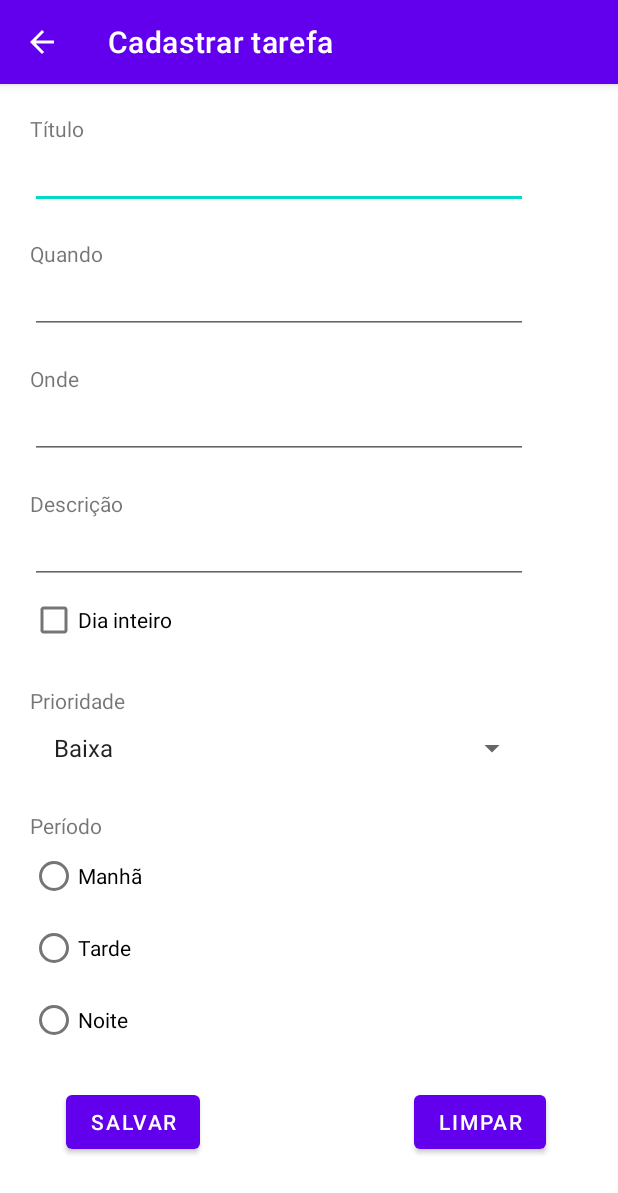
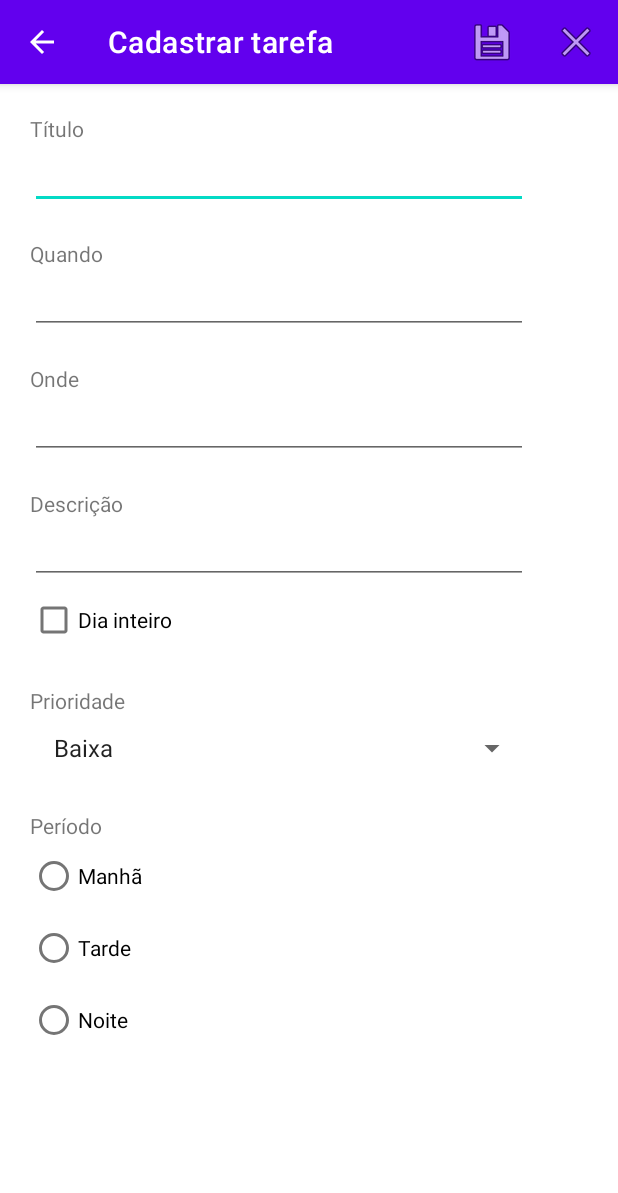
Before and after one commit to netoneze/disp-moveis-utfprcp, an Android app: the ActivityCadastraTarefasView screen opened directly, with no data from a screen before it, on a phone screen of 412 x 824 dp. Shown: the top 1193 px of the screen. Run offline under Robolectric (Android 15) with nearby library versions, the phone set to English and light mode, and no system bars.

Commit message:
Adicionado menus no topo e método para cancelar

```diff
--- a/app/src/main/java/com/netoneze/easytaskmanager/ActivityCadastraTarefasView.java
+++ b/app/src/main/java/com/netoneze/easytaskmanager/ActivityCadastraTarefasView.java
@@ -3,7 +3,9 @@ package com.netoneze.easytaskmanager;
 import android.app.Activity;
 import android.content.Intent;
 import android.os.Bundle;
-import android.view.View;
+import android.view.Menu;
+import android.view.MenuInflater;
+import android.view.MenuItem;
 import android.widget.ArrayAdapter;
 import android.widget.CheckBox;
 import android.widget.EditText;
@@ -11,6 +13,7 @@ import android.widget.RadioGroup;
 import android.widget.Spinner;
 import android.widget.Toast;
 
+import androidx.appcompat.app.ActionBar;
 import androidx.appcompat.app.AppCompatActivity;
 
 import java.util.ArrayList;
@@ -26,7 +29,12 @@ public class ActivityCadastraTarefasView extends AppCompatActivity {
     protected void onCreate(Bundle savedInstanceState) {
         super.onCreate(savedInstanceState);
         setTitle(getString(R.string.cadastrar_tarefa));
-        setContentView(R.layout.activity_main);
+        setContentView(R.layout.activity_cadastra_view);
+
+        ActionBar actionBar = getSupportActionBar();
+        if (actionBar != null){
+            actionBar.setDisplayHomeAsUpEnabled(true);
+        }
 
         editTextTitulo = findViewById(R.id.editTextTitulo);
         editTextData = findViewById(R.id.editTextData);
@@ -75,7 +83,7 @@ public class ActivityCadastraTarefasView extends AppCompatActivity {
         }
     }
 
-    public void limparCampos(View view){
+    public void limparCampos(MenuItem item){
         editTextTitulo.setText(null);
         editTextData.setText(null);
         editTextLocal.setText(null);
@@ -101,7 +109,7 @@ public class ActivityCadastraTarefasView extends AppCompatActivity {
         spinnerPrioridade.setAdapter(adapter);
     }
 
-    public void salvarConteudo(View view){
+    public void salvarConteudo(MenuItem item){
         String titulo = editTextTitulo.getText().toString();
         String data = editTextData.getText().toString();
         String local = editTextLocal.getText().toString();
@@ -153,6 +161,11 @@ public class ActivityCadastraTarefasView extends AppCompatActivity {
         finish();
     }
 
+    public void cancelar(){
+        setResult(Activity.RESULT_CANCELED);
+        finish();
+    }
+
     @Override
     public void onBackPressed() {
 
@@ -162,4 +175,21 @@ public class ActivityCadastraTarefasView extends AppCompatActivity {
 
         super.onBackPressed();
     }
+
+    @Override
+    public boolean onCreateOptionsMenu(Menu menu) {
+        MenuInflater inflater = getMenuInflater();
+        inflater.inflate(R.menu.cadastro_top_menu, menu);
+        return true;
+    }
+
+    @Override
+    public boolean onOptionsItemSelected(MenuItem item) {
+
+        if (item.getItemId() == android.R.id.home) {
+            cancelar();
+        }
+
+        return super.onOptionsItemSelected(item);
+    }
 }
--- a/app/src/main/res/layout/activity_main.xml
+++ b/app/src/main/res/layout/activity_cadastra_view.xml
@@ -87,31 +87,7 @@
         app:layout_constraintStart_toStartOf="parent"
         app:layout_constraintTop_toBottomOf="@+id/editTextDescricao" />
 
-        <Button
-            android:id="@+id/buttonSalvar"
-            android:layout_width="wrap_content"
-            android:layout_height="wrap_content"
-            android:layout_marginStart="44dp"
-            android:layout_marginLeft="44dp"
-            android:layout_marginTop="20dp"
-            android:onClick="salvarConteudo"
-            android:text="@string/salvar"
-            app:layout_constraintStart_toStartOf="parent"
-            app:layout_constraintTop_toBottomOf="@+id/radioGroupPeriodo" />
-
-    <Button
-        android:id="@+id/buttonLimpar"
-        android:layout_width="wrap_content"
-        android:layout_height="0dp"
-        android:layout_marginTop="20dp"
-        android:layout_marginEnd="48dp"
-        android:layout_marginRight="48dp"
-        android:onClick="limparCampos"
-        android:text="@string/limpar"
-        app:layout_constraintEnd_toEndOf="parent"
-        app:layout_constraintTop_toBottomOf="@+id/radioGroupPeriodo" />
-
-    <EditText
+        <EditText
         android:id="@+id/editTextDescricao"
         android:layout_width="332dp"
         android:layout_height="44dp"
--- /dev/null
+++ b/app/src/main/res/menu/cadastro_top_menu.xml
@@ -0,0 +1,17 @@
+<?xml version="1.0" encoding="utf-8"?>
+<menu xmlns:app="http://schemas.android.com/apk/res-auto"
+    xmlns:android="http://schemas.android.com/apk/res/android">
+
+    <item
+        android:id="@+id/btnSalvarCadastro"
+        android:icon="@android:drawable/ic_menu_save"
+        android:title="@string/salvar"
+        app:showAsAction="ifRoom"
+        android:onClick="salvarConteudo"/>
+    <item
+        android:id="@+id/btnLimparCadastro"
+        android:icon="@android:drawable/ic_menu_close_clear_cancel"
+        android:title="@string/limpar"
+        app:showAsAction="ifRoom"
+        android:onClick="limparCampos"/>
+</menu>
```
Also changed, not shown: app/src/main/java/com/netoneze/easytaskmanager/ActivityAutoriaView.java (+22 -0 lines).
